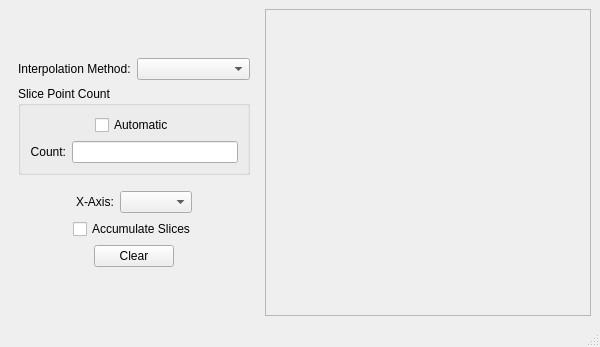
This is code/display/Slicer/SlicerMainWindow.ui in radio-astro/casa as Qt 5 draws it before an edit. The edited form follows.
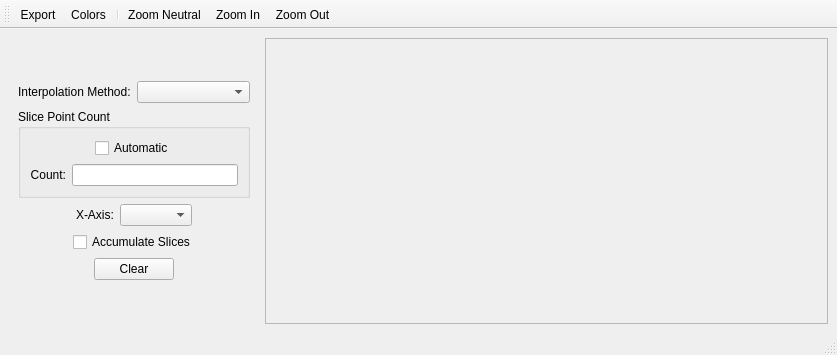
This is the edited form. Icons and pictures are not drawn.

What changed in the file:
```diff
--- a/code/display/Slicer/SlicerMainWindow.ui
+++ b/code/display/Slicer/SlicerMainWindow.ui
@@ -6,8 +6,8 @@
    <rect>
     <x>0</x>
     <y>0</y>
-    <width>600</width>
-    <height>347</height>
+    <width>837</width>
+    <height>355</height>
    </rect>
   </property>
   <property name="maximumSize">
@@ -298,6 +298,83 @@
    </property>
   </widget>
   <widget class="QStatusBar" name="statusbar"/>
+  <widget class="QToolBar" name="toolBar">
+   <property name="windowTitle">
+    <string>toolBar</string>
+   </property>
+   <attribute name="toolBarArea">
+    <enum>TopToolBarArea</enum>
+   </attribute>
+   <attribute name="toolBarBreak">
+    <bool>false</bool>
+   </attribute>
+   <addaction name="actionExport"/>
+   <addaction name="actionColor"/>
+   <addaction name="separator"/>
+   <addaction name="actionZoomNeutral"/>
+   <addaction name="actionZoomIn"/>
+   <addaction name="actionZoomOut"/>
+  </widget>
+  <action name="actionExport">
+   <property name="icon">
+    <iconset>
+     <normaloff>:/images/save.png</normaloff>:/images/save.png</iconset>
+   </property>
+   <property name="text">
+    <string>Export</string>
+   </property>
+   <property name="toolTip">
+    <string>Export 1D slice to file.</string>
+   </property>
+  </action>
+  <action name="actionColor">
+   <property name="icon">
+    <iconset>
+     <normaloff>:/images/colorWheel.png</normaloff>:/images/colorWheel.png</iconset>
+   </property>
+   <property name="text">
+    <string>Colors</string>
+   </property>
+   <property name="toolTip">
+    <string>Change color preferences.</string>
+   </property>
+  </action>
+  <action name="actionZoomIn">
+   <property name="icon">
+    <iconset>
+     <normaloff>:/images/zoomIn.png</normaloff>:/images/zoomIn.png</iconset>
+   </property>
+   <property name="text">
+    <string>Zoom In</string>
+   </property>
+   <property name="toolTip">
+    <string>Zoom In</string>
+   </property>
+  </action>
+  <action name="actionZoomOut">
+   <property name="icon">
+    <iconset>
+     <normaloff>:/images/zoomOut.png</normaloff>:/images/zoomOut.png</iconset>
+   </property>
+   <property name="text">
+    <string>Zoom Out</string>
+   </property>
+   <property name="toolTip">
+    <string>Zoom Out</string>
+   </property>
+  </action>
+  <action name="actionZoomNeutral">
+   <property name="icon">
+    <iconset>
+     <normaloff>:/images/zoomNeutral.png</normaloff>:/images/zoomNeutral.png</iconset>
+   </property>
+   <property name="text">
+    <string>Zoom Neutral</string>
+   </property>
+   <property name="toolTip">
+    <string>Zoom Neutral</string>
+   </property>
+  </action>
  </widget>
  <resources/>
  <connections/>
```
Left out of the diff: 10 changed lines with no effect on the pictures.
